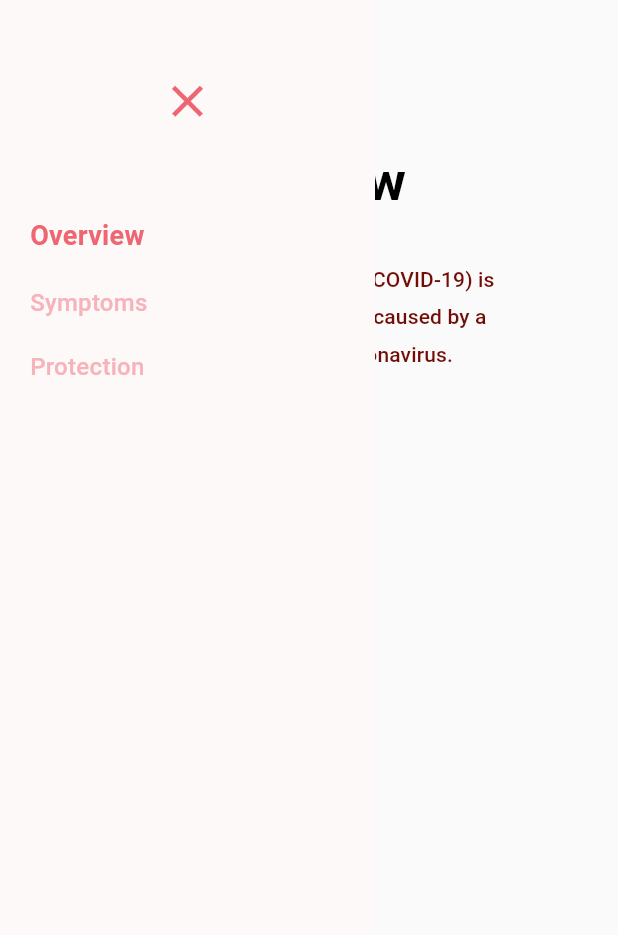
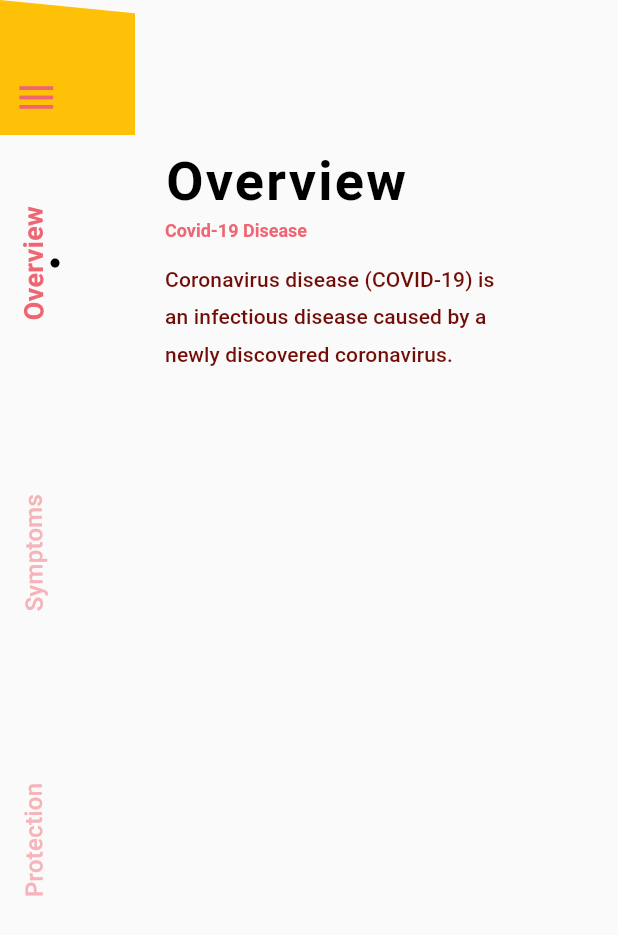
Before and after one commit to KeiShadow/Cz-covid19-tracker-app, a Flutter app: the screen it shows after launch, on a phone screen of 412 x 824 dp. Shown: the top 935 px of the screen. Run offline on Flutter 3.47's test engine with Material 2 defaults, Android fonts, the phone set to English and light mode, and no system bars; our stand-ins replace font_awesome_flutter, shared_preferences; missing offline and left inert: shared_preferences_web; Roboto replaces fonts that are missing (DM Sans).

Commit message:
Adding sidebar with clipperpath

```diff
--- /dev/null
+++ b/lib/model/sidebar_item_model.dart
@@ -0,0 +1,10 @@
+class SidebarItemModel {
+  String? title;
+  SidebarItemModel({this.title});
+}
+
+List<SidebarItemModel> sidebarItems = [
+  SidebarItemModel(title: 'overview'),
+  SidebarItemModel(title: 'symptoms'),
+  SidebarItemModel(title: 'protection')
+];
--- a/lib/views/main.dart
+++ b/lib/views/main.dart
@@ -1,7 +1,7 @@
 import 'package:covid19_stats/Localization/app_localizations.dart';
 import 'package:covid19_stats/config/themes/light_theme.dart';
 import 'package:covid19_stats/views/summary_view/overview_view.dart';
-import 'package:covid19_stats/widgets/navigation_drawer/collapsing_navigation_drawer.dart';
+import 'package:covid19_stats/widgets/custom_sidebar/sidebar_widget.dart';
 import 'package:flutter/material.dart';
 import 'package:flutter_localizations/flutter_localizations.dart';
 
@@ -39,9 +39,10 @@ class HomeScreen extends StatelessWidget {
           Padding(
               padding: EdgeInsets.only(left: 110, top: 100.0),
               child: CovidSummaryView()),
-          Container(
-              decoration: BoxDecoration(color: Colors.white),
-              child: CollapsingNavigationDrawer()),
+          // Container(
+          //     decoration: BoxDecoration(color: Colors.white),
+          //     child: CollapsingNavigationDrawer()),
+          SidebarWidget(),
         ],
       ), // This trailing comma makes auto-formatting nicer for build methods.
     );
--- /dev/null
+++ b/lib/widgets/custom_sidebar/sidebar_clipper.dart
@@ -0,0 +1,22 @@
+import 'package:flutter/cupertino.dart';
+
+class SidebarClipper extends CustomClipper<Path> {
+  final double? startYPosition, endYPosition;
+
+  SidebarClipper(this.startYPosition, this.endYPosition);
+
+  @override
+  Path getClip(Size size) {
+    double width = size.width;
+    double height = size.height;
+    Path path = Path()
+      ..lineTo(-height / 3, width + endYPosition!)
+      ..lineTo(height + width, startYPosition! + width)
+      ..close();
+
+    return path;
+  }
+
+  @override
+  bool shouldReclip(covariant CustomClipper<Path> oldClipper) => true;
+}
--- /dev/null
+++ b/lib/widgets/custom_sidebar/sidebar_item.dart
@@ -0,0 +1,42 @@
+import 'package:covid19_stats/config/themes/theme.dart';
+import 'package:flutter/cupertino.dart';
+import 'package:flutter/material.dart';
+
+class SidebarItem extends StatelessWidget {
+  final String? title;
+  final bool? isSelected;
+  final Function? onTap;
+
+  SidebarItem({Key? key, @required this.title, this.isSelected, this.onTap})
+      : super(key: key);
+
+  @override
+  Widget build(BuildContext context) {
+    return Transform.rotate(
+        angle: -1.58,
+        child: GestureDetector(
+          behavior: HitTestBehavior.translucent,
+          onTap: () => onTap!(),
+          child: Column(
+            children: [
+              AnimatedDefaultTextStyle(
+                  child: Text(
+                    title!,
+                  ),
+                  style: isSelected!
+                      ? listSelectedTextStyle
+                      : listTileDefaultTextStyle,
+                  duration: Duration(milliseconds: 200)),
+              AnimatedContainer(
+                height: 6,
+                width: 6,
+                duration: Duration(milliseconds: 200),
+                decoration: BoxDecoration(
+                    shape: BoxShape.circle,
+                    color: isSelected! ? Colors.black : Colors.transparent),
+              )
+            ],
+          ),
+        ));
+  }
+}
--- /dev/null
+++ b/lib/widgets/custom_sidebar/sidebar_widget.dart
@@ -0,0 +1,125 @@
+import 'package:covid19_stats/Localization/app_localizations.dart';
+import 'package:covid19_stats/config/themes/theme.dart';
+import 'package:covid19_stats/widgets/custom_sidebar/sidebar_clipper.dart';
+import 'package:covid19_stats/widgets/custom_sidebar/sidebar_item.dart';
+import 'package:flutter/cupertino.dart';
+import 'package:flutter/material.dart';
+
+class SidebarWidget extends StatefulWidget {
+  @override
+  _SidebarWidgetState createState() => _SidebarWidgetState();
+}
+
+class _SidebarWidgetState extends State<SidebarWidget> {
+  int currentSelectedIndex = 0;
+
+  LabeledGlobalKey _overviewKey = LabeledGlobalKey('overviewKey');
+  LabeledGlobalKey _symptomsKey = LabeledGlobalKey('symptomsKey');
+  LabeledGlobalKey _protectionKey = LabeledGlobalKey('protectionKey');
+
+  RenderBox? renderBox;
+  double? startYPosition;
+
+  void onTap(int index) {
+    setState(() {
+      currentSelectedIndex = index;
+      switch (currentSelectedIndex) {
+        case 0:
+          renderBox =
+              (_overviewKey.currentContext!.findRenderObject() as RenderBox?);
+          break;
+        case 1:
+          renderBox =
+              (_symptomsKey.currentContext!.findRenderObject() as RenderBox?);
+          break;
+        case 2:
+          renderBox =
+              (_protectionKey.currentContext!.findRenderObject() as RenderBox?);
+          break;
+      }
+
+      startYPosition = renderBox!.localToGlobal(Offset.zero).dy;
+    });
+  }
+
+  @override
+  Widget build(BuildContext context) {
+    return Stack(
+      clipBehavior: Clip.none,
+      children: [
+        Positioned(
+          width: 90,
+          left: 0,
+          bottom: 0,
+          top: 0,
+          child: ClipPath(
+            clipper: SidebarClipper(
+              (startYPosition == null) ? 0 : startYPosition! - 40,
+              (startYPosition == null) ? 0 : startYPosition! + 80,
+            ),
+            child: Container(
+              decoration: BoxDecoration(color: Colors.amber),
+            ),
+          ),
+        ),
+        Positioned(
+          left: -15,
+          top: 0,
+          bottom: 0,
+          child: Column(
+            children: [
+              SizedBox(
+                height: 50,
+              ),
+              Icon(
+                Icons.menu,
+                size: 30,
+                color: primaryColor,
+              ),
+              SizedBox(
+                height: 80,
+              ),
+              Expanded(
+                child: Column(
+                  mainAxisAlignment: MainAxisAlignment.spaceBetween,
+                  mainAxisSize: MainAxisSize.max,
+                  children: [
+                    SidebarItem(
+                      key: _overviewKey,
+                      title:
+                          AppLocalizations.of(context)!.translate('overview'),
+                      isSelected: currentSelectedIndex == 0,
+                      onTap: () => onTap(0),
+                    ),
+                    SidebarItem(
+                      key: _symptomsKey,
+                      title:
+                          AppLocalizations.of(context)!.translate('symptoms'),
+                      isSelected: currentSelectedIndex == 1,
+                      onTap: () => onTap(1),
+                    ),
+                    SidebarItem(
+                      key: _protectionKey,
+                      title:
+                          AppLocalizations.of(context)!.translate('protection'),
+                      isSelected: currentSelectedIndex == 2,
+                      onTap: () => onTap(2),
+                    )
+                  ],
+                ),
+              ),
+              SizedBox(
+                height: 250,
+              ),
+            ],
+          ),
+        ),
+      ],
+    );
+  }
+}
+
+
+/**
+ *
+ */
--- a/lib/widgets/navigation_drawer/collapsing_list_tile.dart
+++ b/lib/widgets/navigation_drawer/collapsing_list_tile.dart
@@ -1,7 +1,6 @@
 import 'package:covid19_stats/config/themes/theme.dart';
 import 'package:flutter/cupertino.dart';
 import 'package:flutter/material.dart';
-import 'package:font_awesome_flutter/font_awesome_flutter.dart';
 
 class CollapsingListTile extends StatefulWidget {
   final String? title;
```
Also changed, not shown: 1 other file.
